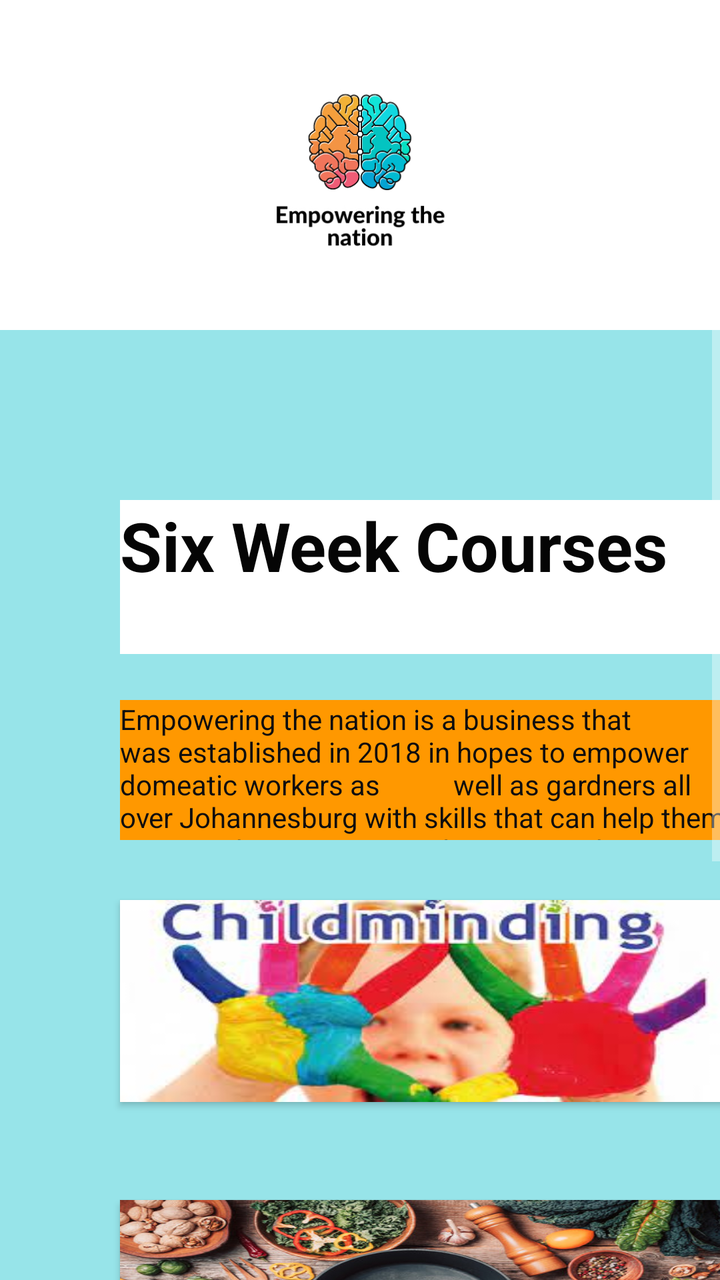
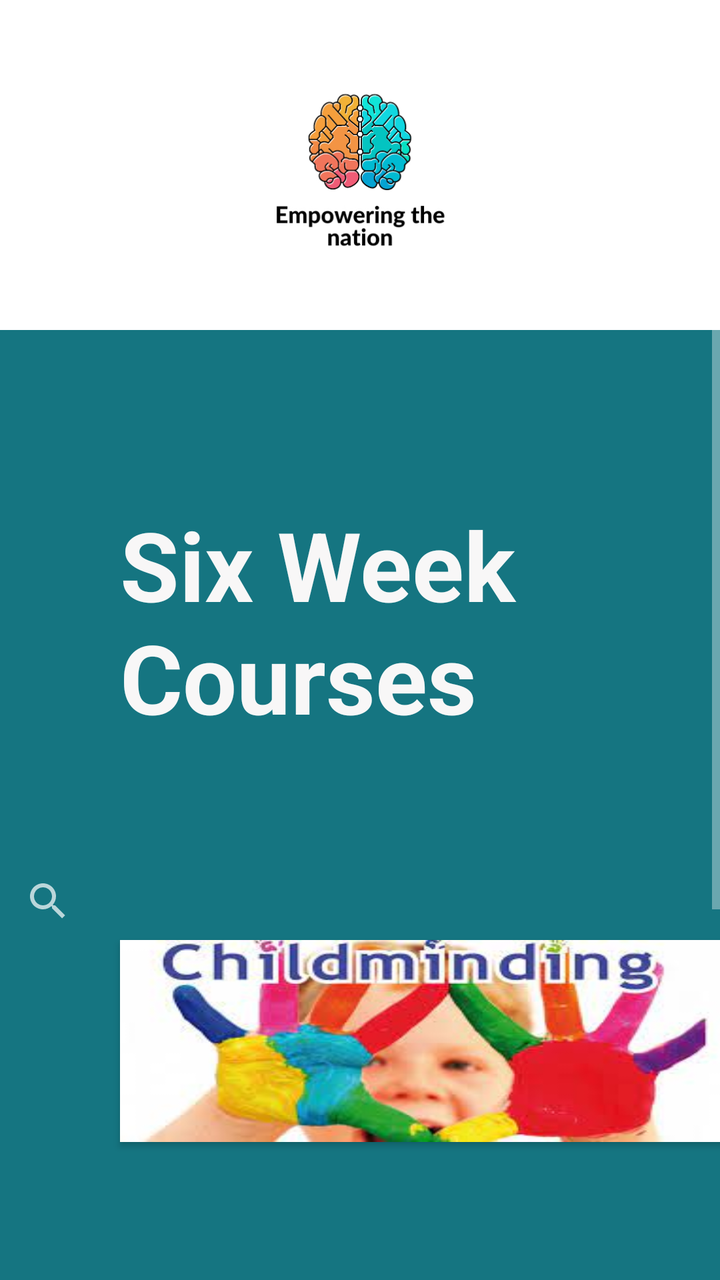

Compare the two renders of this Android layout. The source of the first and the diff that turns it into the second are given below.
<!-- AndroidManifest.xml: application theme Theme.AppCompat -->
<!-- res/layout/fragment_six_week_courses.xml -->
<?xml version="1.0" encoding="utf-8"?>
<ScrollView xmlns:android="http://schemas.android.com/apk/res/android"
    xmlns:app="http://schemas.android.com/apk/res-auto"
    xmlns:tools="http://schemas.android.com/tools"
    android:layout_width="match_parent"
    android:layout_height="match_parent">

    <FrameLayout
        android:layout_width="match_parent"
        android:layout_height="match_parent"
        android:background="#97e4e9"
        tools:context=".SixWeekCoursesFragment">

        <Button
            android:id="@+id/button5"
            android:layout_width="303dp"
            android:layout_height="101dp"
            android:layout_marginRight="59dp"
            android:layout_marginLeft="60dp"
            android:layout_marginTop="850dp"
            android:background="@drawable/garden"
            android:text="Garden Maintenance"
            android:textColor="#090909"
            android:textSize="24sp" />

        <Button
            android:id="@+id/button4"
            android:layout_width="303dp"
            android:layout_height="101dp"
            android:layout_marginLeft="60dp"
            android:layout_marginTop="450dp"
            android:background="@drawable/child_minding_1"
            android:textColor="#090909"
            android:textSize="24sp" />

        <TextView
            android:id="@+id/textView"
            android:layout_width="335dp"
            android:layout_height="77dp"
            android:layout_marginLeft="60dp"
            android:layout_marginTop="250dp"
            android:background="@color/white"
            android:text="Six Week Courses"
            android:textColor="#050505"
            android:textSize="34sp"
            android:textStyle="bold" />

        <Button
            android:id="@+id/button3"
            android:layout_width="303dp"
            android:layout_height="101dp"
            android:layout_marginLeft="60dp"
            android:layout_marginTop="600dp"
            android:background="@drawable/cooking"
            android:text="Cooking"
            android:textColor="#090909"
            android:textSize="24sp" />

        <ImageView
            android:id="@+id/imageView3"
            android:layout_width="match_parent"
            android:layout_height="165dp"
            android:background="@color/white"
            app:srcCompat="@drawable/thumbnail_img_7280" />

        <TextView
            android:id="@+id/textView2"
            android:layout_width="321dp"
            android:layout_height="70dp"
            android:layout_marginLeft="60dp"
            android:layout_marginTop="350dp"
            android:background="#FF9800"
            android:text="Empowering the nation is a business that was established in 2018 in hopes to empower domeatic workers as           well as gardners all over Johannesburg with skills that can help them improve their wages.People are trained          on both six-month long Learnerships and six-week long Short Skills Training"
            android:textColor="#0E0E0E"
            android:textSize="14sp" />


        <TextView
            android:id="@+id/textView3"
            android:layout_width="321dp"
            android:layout_height="70dp"
            android:layout_marginLeft="60dp"
            android:layout_marginTop="750dp"
            android:background="#4CAF50"
            android:text="Empowering the nation is a business that was established in 2018 in hopes to empower domeatic workers as           well as gardners all over Johannesburg with skills that can help them improve their wages.People are trained          on both six-month long Learnerships and six-week long Short Skills Training"
            android:textColor="#0E0E0E"
            android:textSize="14sp" />

    </FrameLayout>
</ScrollView>
<!-- resources referenced by this layout -->
<resources>
  <color name="white">#FFFFFFFF</color>
  <!-- drawable child_minding_1: jpg bitmap (drawable, 9848 bytes) -->
  <!-- drawable cooking: jpg bitmap (drawable, 98779 bytes) -->
  <!-- drawable garden: jpg bitmap (drawable, 10756 bytes) -->
  <!-- drawable thumbnail_img_7280: jpg bitmap (drawable, 73812 bytes) -->
</resources>

<!-- the commit's change to res/layout/fragment_six_week_courses.xml (unified diff, before → after) -->
@@ -8,16 +8,16 @@
     <FrameLayout
         android:layout_width="match_parent"
         android:layout_height="match_parent"
-        android:background="#97e4e9"
+        android:background="#157581"
         tools:context=".SixWeekCoursesFragment">
 
         <Button
             android:id="@+id/button5"
             android:layout_width="303dp"
             android:layout_height="101dp"
+            android:layout_marginLeft="60dp"
+            android:layout_marginTop="800dp"
             android:layout_marginRight="59dp"
-            android:layout_marginLeft="60dp"
-            android:layout_marginTop="850dp"
             android:background="@drawable/garden"
             android:text="Garden Maintenance"
             android:textColor="#090909"
@@ -28,7 +28,7 @@
             android:layout_width="303dp"
             android:layout_height="101dp"
             android:layout_marginLeft="60dp"
-            android:layout_marginTop="450dp"
+            android:layout_marginTop="470dp"
             android:background="@drawable/child_minding_1"
             android:textColor="#090909"
             android:textSize="24sp" />
@@ -36,13 +36,13 @@
         <TextView
             android:id="@+id/textView"
             android:layout_width="335dp"
-            android:layout_height="77dp"
+            android:layout_height="wrap_content"
             android:layout_marginLeft="60dp"
             android:layout_marginTop="250dp"
-            android:background="@color/white"
+            android:background="#157581"
             android:text="Six Week Courses"
-            android:textColor="#050505"
-            android:textSize="34sp"
+            android:textColor="#F8F7F7"
+            android:textSize="48sp"
             android:textStyle="bold" />
 
         <Button
@@ -50,7 +50,7 @@
             android:layout_width="303dp"
             android:layout_height="101dp"
             android:layout_marginLeft="60dp"
-            android:layout_marginTop="600dp"
+            android:layout_marginTop="650dp"
             android:background="@drawable/cooking"
             android:text="Cooking"
             android:textColor="#090909"
@@ -63,28 +63,10 @@
             android:background="@color/white"
             app:srcCompat="@drawable/thumbnail_img_7280" />
 
-        <TextView
-            android:id="@+id/textView2"
-            android:layout_width="321dp"
-            android:layout_height="70dp"
-            android:layout_marginLeft="60dp"
-            android:layout_marginTop="350dp"
-            android:background="#FF9800"
-            android:text="Empowering the nation is a business that was established in 2018 in hopes to empower domeatic workers as           well as gardners all over Johannesburg with skills that can help them improve their wages.People are trained          on both six-month long Learnerships and six-week long Short Skills Training"
-            android:textColor="#0E0E0E"
-            android:textSize="14sp" />
+        <SearchView
+            android:layout_width="match_parent"
+            android:layout_height="match_parent" />
 
-
-        <TextView
-            android:id="@+id/textView3"
-            android:layout_width="321dp"
-            android:layout_height="70dp"
-            android:layout_marginLeft="60dp"
-            android:layout_marginTop="750dp"
-            android:background="#4CAF50"
-            android:text="Empowering the nation is a business that was established in 2018 in hopes to empower domeatic workers as           well as gardners all over Johannesburg with skills that can help them improve their wages.People are trained          on both six-month long Learnerships and six-week long Short Skills Training"
-            android:textColor="#0E0E0E"
-            android:textSize="14sp" />
 
     </FrameLayout>
 </ScrollView>
